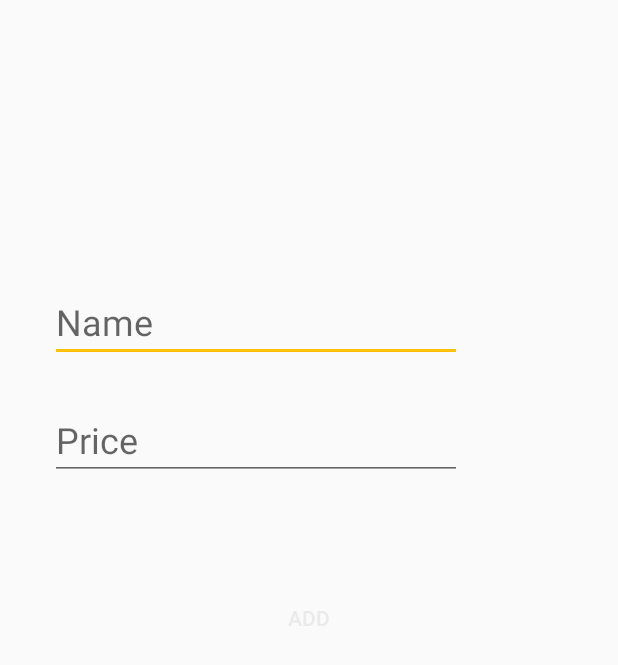
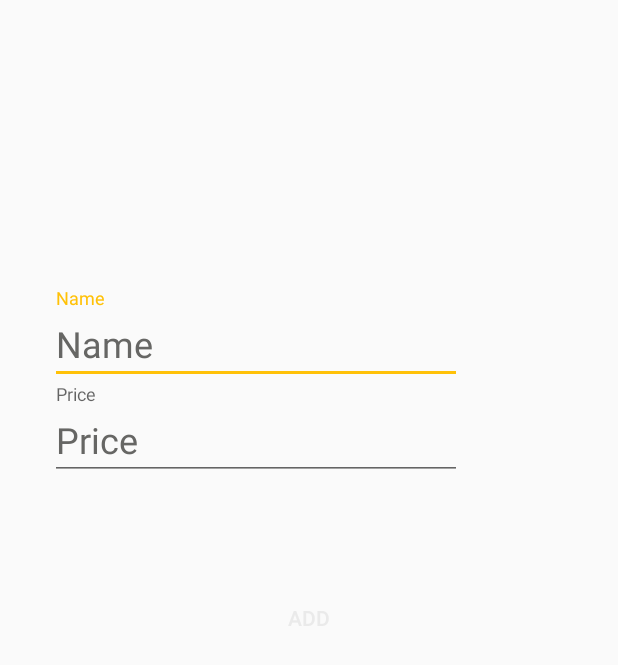
Before and after one commit to x2sim/MoneyTracker, an Android app: the AddItemActivity screen opened directly, with no data from a screen before it, on a phone screen of 412 x 824 dp. Shown: the top 665 px of the screen. Run offline under Robolectric (Android 15) with nearby library versions, the phone set to English and light mode, and no system bars.

Commit message:
problems with addlist

```diff
--- a/app/src/main/AndroidManifest.xml
+++ b/app/src/main/AndroidManifest.xml
@@ -19,9 +19,8 @@
             </intent-filter>
         </activity>
         <activity android:name=".AddItemActivity"
-            android:theme="@style/NoActionBarTheme">
-        </activity>
-        <activity android:name=".BudgetActivity" android:label="@string/budget_title" android:theme="@style/NoActionBarTheme"/>
+            android:theme="@style/AddActivityTheme"></activity>
+        <activity android:name=".BudgetActivity" android:label="@string/budget_title" android:theme="@style/AddActivityTheme"/>
     </application>
 
 </manifest>
--- a/app/src/main/java/com/loftschool/alexandrdubkov/myapplication/AuthResponse.java
+++ b/app/src/main/java/com/loftschool/alexandrdubkov/myapplication/AuthResponse.java
@@ -6,7 +6,7 @@ import com.google.gson.annotations.SerializedName;
 class AuthResponse {
     private String status;
     private String id;
-    @SerializedName("auth_token")
+    @SerializedName("auth-token")
     private String authToken;
 
     public String getStatus() {
--- a/app/src/main/res/layout/activity_add_item.xml
+++ b/app/src/main/res/layout/activity_add_item.xml
@@ -15,18 +15,39 @@
         android:paddingEnd="@dimen/paddingEndLinear"
         android:paddingBottom="@dimen/paddingBottomLinear">
 
-    <EditText
-        style="@style/editStylePortrait"
-        android:id="@+id/goods"
+        <android.support.design.widget.TextInputLayout
+            android:layout_width="match_parent"
+            android:layout_height="wrap_content"
+            android:hint="Name">
+            <android.support.design.widget.TextInputEditText
+                android:id="@+id/goods"
+                style="@style/editStylePortrait"
+                android:layout_width="match_parent"
+                android:textColor="@color/medium_grey"
+                android:layout_height="wrap_content"
+                android:text="@string/txt_goods">
+            </android.support.design.widget.TextInputEditText>
+        </android.support.design.widget.TextInputLayout>
 
-        android:hint="@string/txt_goods" />
+        <android.support.design.widget.TextInputLayout
+            android:layout_width="match_parent"
+            android:layout_height="wrap_content"
+            android:hint="Price">
+            <android.support.design.widget.TextInputEditText
+                android:id="@+id/name_price"
+                style="@style/editStylePortrait"
+                android:textColor="@color/medium_grey"
+                android:text="@string/name_price"
+                android:layout_marginTop="@dimen/marginTopEditPrice"
+                android:hint="@string/name_price"
+                android:inputType="number">
+            </android.support.design.widget.TextInputEditText>
 
-    <EditText
-        style="@style/editStylePortrait"
-        android:id="@+id/name_price"
-        android:layout_marginTop="@dimen/marginTopEditPrice"
-        android:hint="@string/name_price"
-        android:inputType="number" />
+        </android.support.design.widget.TextInputLayout>
+
+
+
+
     </LinearLayout>
 
     <Button
@@ -35,7 +56,6 @@
         android:layout_height="wrap_content"
         android:layout_centerHorizontal="true"
         android:layout_centerVertical="true"
-
         android:background="@null"
         android:text="@string/txt_add"
         android:textColor="@color/add_button_color_inactive" />
--- a/app/src/main/res/layout/activity_budget.xml
+++ b/app/src/main/res/layout/activity_budget.xml
@@ -8,8 +8,11 @@
 
 <android.support.v7.widget.Toolbar
     android:layout_width="match_parent"
-    android:layout_height="wrap_content">
+    android:layout_height="wrap_content"
+    android:background="@color/colorPrimary"
     app:title = "@string/budget_title"
+    app:titleTextColor="@color/colorWhite">
+
 </android.support.v7.widget.Toolbar>
 
 
--- a/app/src/main/res/values/strings.xml
+++ b/app/src/main/res/values/strings.xml
@@ -9,4 +9,5 @@
     <string name="hello_blank_fragment">fragment_text</string>
     <string name="outcome">Расходы</string>
     <string name="income">Доходы</string>
+    <string name="title_hint">ВВедите название</string>
 </resources>
--- a/app/src/main/res/values/styles.xml
+++ b/app/src/main/res/values/styles.xml
@@ -39,5 +39,9 @@
         <item name="android:layout_width">wrap_content</item>
         <item name="android:layout_height">wrap_content</item>
     </style>
-
+    <style name="AddActivityTheme" parent="Theme.AppCompat.Light.NoActionBar">
+        <item name="colorPrimary">@color/colorPrimary</item>
+        <item name="colorPrimaryDark">@color/colorPrimaryDark</item>
+        <item name="colorAccent">@color/colorAccent</item>
+    </style>
 </resources>
```
